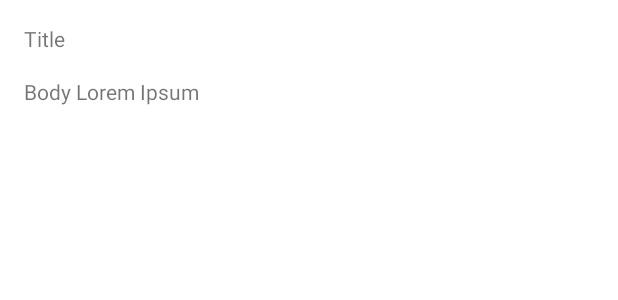
After one commit to besimdobrucali/GraphQL-G, an Android app: the layout fragment_post_detail.xml on its own in the app's theme, with its tools: preview values and no code run, on a phone screen of 412 x 824 dp. The commit adds this screen. Shown: the top 300 px of the screen. Run offline under Robolectric (Android 15) with nearby library versions, the phone set to English and light mode, and no system bars.

Commit message:
Add detail page for post

```diff
--- a/app/src/main/java/com/dobrucali/gorillas/data/task/PostTask.kt
+++ b/app/src/main/java/com/dobrucali/gorillas/data/task/PostTask.kt
@@ -1,6 +1,7 @@
 package com.dobrucali.gorillas.data.task
 
 import com.dobrucali.gorillas.PostListQuery
+import com.dobrucali.gorillas.PostQuery
 import com.dobrucali.gorillas.data.entity.Resource
 import com.dobrucali.gorillas.data.repository.PostRepository
 
@@ -11,4 +12,8 @@ class PostTask(
     suspend fun getAllPosts(): Resource<PostListQuery.Data>{
         return postRepository.getAllPosts()
     }
+
+suspend fun getPostById(postId: String): Resource<PostQuery.Data>{
+        return postRepository.getPostById(postId)
+    }
 }
--- a/app/src/main/java/com/dobrucali/gorillas/di/appModule.kt
+++ b/app/src/main/java/com/dobrucali/gorillas/di/appModule.kt
@@ -4,6 +4,7 @@ import com.dobrucali.gorillas.data.api.PostApi
 import com.dobrucali.gorillas.data.repository.PostRepository
 import com.dobrucali.gorillas.data.task.PostTask
 import com.dobrucali.gorillas.viewModels.MainViewModel
+import com.dobrucali.gorillas.viewModels.PostDetailViewModel
 import org.koin.dsl.module
 import org.koin.androidx.viewmodel.dsl.viewModel
 
@@ -20,5 +21,6 @@ val appModule = module{
 
     // View Models
     viewModel { MainViewModel(get()) }
+    viewModel { PostDetailViewModel(get()) }
 
 }
--- a/app/src/main/java/com/dobrucali/gorillas/ui/main/MainActivity.kt
+++ b/app/src/main/java/com/dobrucali/gorillas/ui/main/MainActivity.kt
@@ -17,7 +17,7 @@ class MainActivity : AppCompatActivity() {
         binding = DataBindingUtil.setContentView(this, R.layout.activity_main)
 
         val homeAsApList =
-            listOf<Int>()
+            setOf(R.id.post_detail_fragment)
 
         findNavController(R.id.nav_host_fragment)
             .addOnDestinationChangedListener { _, destination, _ ->
--- /dev/null
+++ b/app/src/main/java/com/dobrucali/gorillas/utils/Constants.kt
@@ -0,0 +1,6 @@
+package com.dobrucali.gorillas.utils
+
+object Constants {
+
+    const val POST_ID_KEY = "post_id"
+}
--- /dev/null
+++ b/app/src/main/res/layout/fragment_post_detail.xml
@@ -0,0 +1,50 @@
+<?xml version="1.0" encoding="utf-8"?>
+<layout xmlns:android="http://schemas.android.com/apk/res/android"
+    xmlns:app="http://schemas.android.com/apk/res-auto"
+    xmlns:tools="http://schemas.android.com/tools">
+
+    <data>
+        <variable
+            name="viewModel"
+            type="com.dobrucali.gorillas.viewModels.PostDetailViewModel" />
+    </data>
+
+    <ScrollView
+        android:id="@+id/detail_scroll_view"
+        android:layout_width="match_parent"
+        android:layout_height="match_parent">
+
+        <androidx.constraintlayout.widget.ConstraintLayout
+            android:layout_width="match_parent"
+            android:layout_height="wrap_content">
+
+            <TextView
+                android:id="@+id/title_text_view"
+                android:layout_width="0dp"
+                android:layout_height="wrap_content"
+                android:layout_marginHorizontal="16dp"
+                android:layout_marginVertical="16dp"
+                android:text="@{viewModel.post.title}"
+                app:layout_constraintEnd_toEndOf="parent"
+                app:layout_constraintStart_toStartOf="parent"
+                app:layout_constraintTop_toTopOf="parent"
+                tools:text="Title" />
+
+            <TextView
+                android:id="@+id/body_text_view"
+                android:layout_width="0dp"
+                android:layout_height="wrap_content"
+                android:layout_marginHorizontal="16dp"
+                android:layout_marginVertical="16dp"
+                android:textSize="14sp"
+                android:text="@{viewModel.post.body}"
+                app:layout_constraintEnd_toEndOf="parent"
+                app:layout_constraintStart_toStartOf="parent"
+                app:layout_constraintTop_toBottomOf="@+id/title_text_view"
+                app:layout_constraintBottom_toBottomOf="parent"
+                tools:text="Body Lorem Ipsum" />
+
+        </androidx.constraintlayout.widget.ConstraintLayout>
+
+    </ScrollView>
+</layout>
```
Also changed, not shown: app/src/main/java/com/dobrucali/gorillas/data/repository/PostRepository.kt (+33 -0 lines), app/src/main/java/com/dobrucali/gorillas/ui/detail/PostDetailFragment.kt (added, +36 -0 lines), app/src/main/java/com/dobrucali/gorillas/ui/main/MainFragment.kt (+15 -2 lines), app/src/main/java/com/dobrucali/gorillas/viewModels/PostDetailViewModel.kt (added, +50 -0 lines), app/src/main/res/navigation/main.xml (+20 -0 lines), 1 other file.
